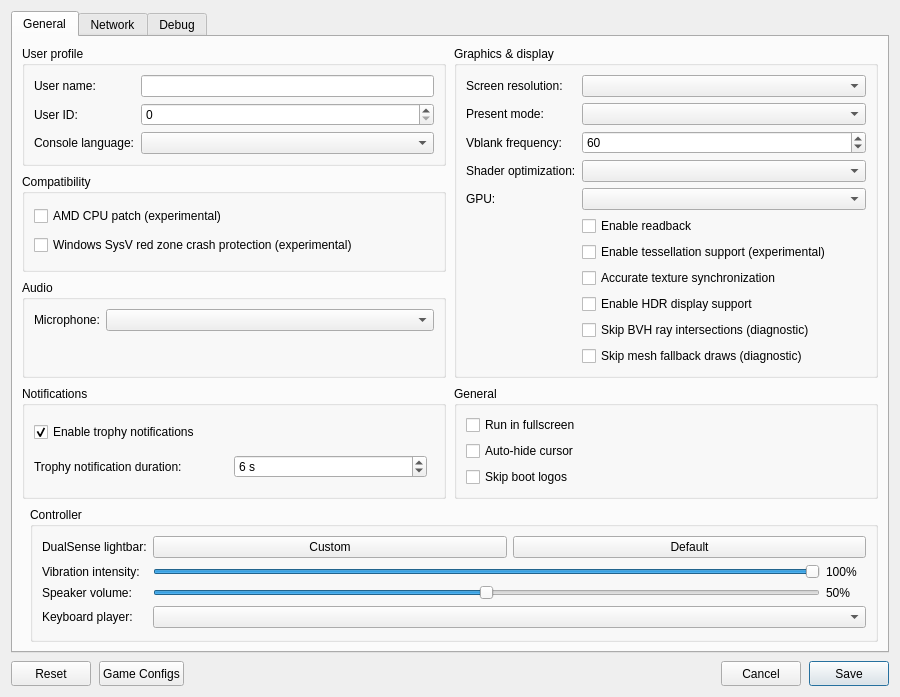
The window that src/launcher/forms/configuration_edit_dialog.ui (AbbasBHF/KytyPS5) describes before a commit, drawn with Qt 5.
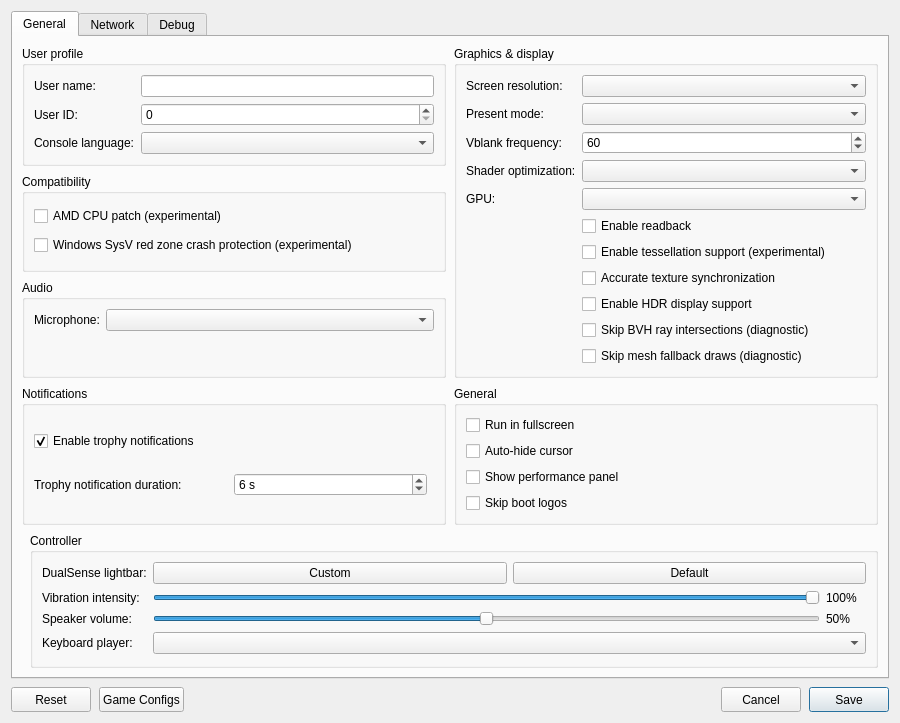
The same window after the commit. Custom widgets are drawn as their Qt base class.

Commit message:
feat: add an in-game performance panel (#1090)
Add in-game performance panel

What changed in the file:
```diff
--- a/src/launcher/forms/configuration_edit_dialog.ui
+++ b/src/launcher/forms/configuration_edit_dialog.ui
@@ -254,6 +254,12 @@
               <property name="text"><string>Auto-hide cursor</string></property>
              </widget>
             </item>
+            <item>
+             <widget class="QCheckBox" name="checkBox_perf_overlay">
+              <property name="toolTip"><string>Show FPS, frame times, CPU/GPU usage, RAM and memory pressure in the game window. Press F2 (Cmd+P on macOS) to toggle it, and add Shift for the detailed view.</string></property>
+              <property name="text"><string>Show performance panel</string></property>
+             </widget>
+            </item>
             <item>
              <widget class="QCheckBox" name="checkBox_skip_notice_screen">
               <property name="toolTip"><string>Skip startup logos and notices in supported games.</string></property>
```
The commit also changes 34 other files.
